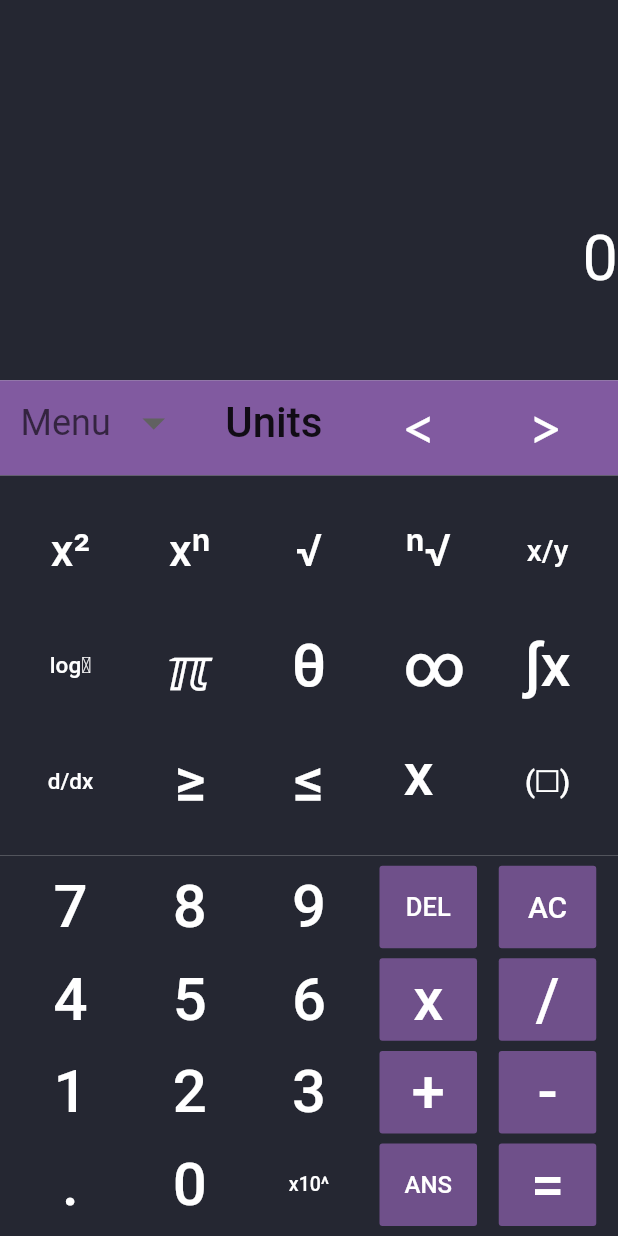
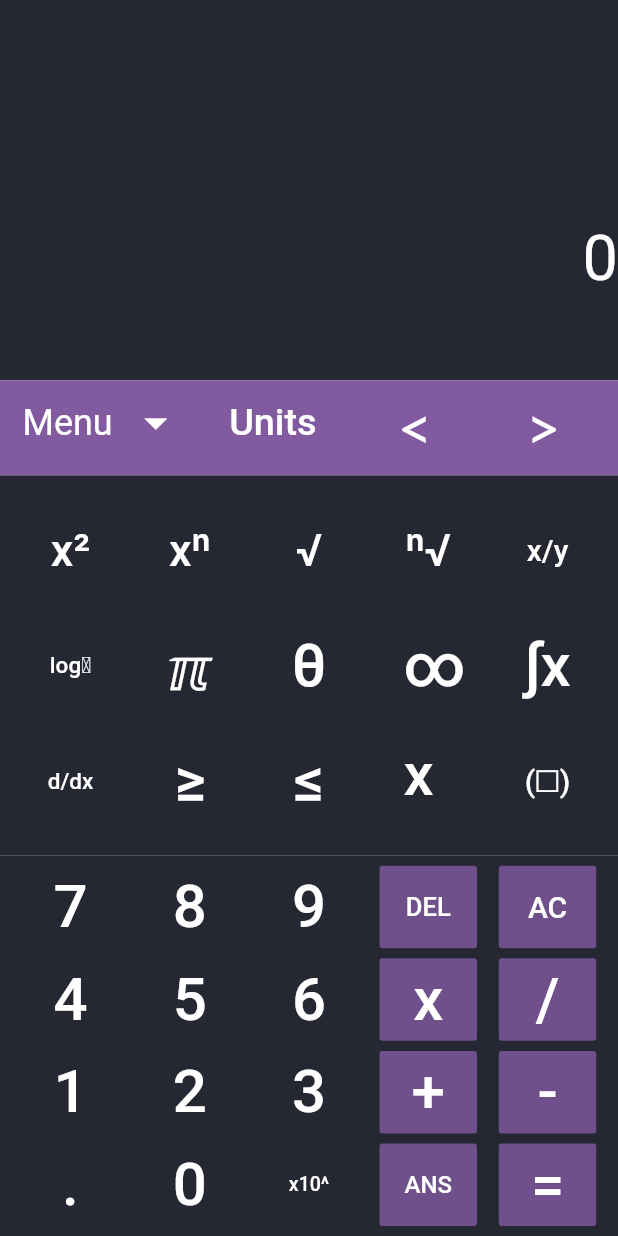
Before and after one commit to ararajs/scientific_calc, a Flutter app: the screen it shows after launch, on a phone screen of 412 x 824 dp. Run offline on Flutter 3.47's test engine with Material 2 defaults, Android fonts, the phone set to English and light mode, and no system bars; our stand-ins replace google_fonts, math_expressions; project files that could hold a hidden picture were left out.

Commit message:
some minor color changes to menu and units button

```diff
--- a/lib/main.dart
+++ b/lib/main.dart
@@ -144,7 +144,6 @@ class _HomePageState extends State<HomePage> {
                       value: _selectedText,
                       items: _dropDownItem(),
                       onChanged: (value){
-                        _selectedText=value;
                         switch(value){
                           case "Basic" :
                             Navigator.push(
@@ -160,9 +159,9 @@ class _HomePageState extends State<HomePage> {
                             break;
                         }
                       },
-                      hint: Text('Menu'),
+                      hint: Text('Menu',style: TextStyle(color: Colors.white,),textAlign: TextAlign.end,),
                       dropdownColor: Colors.white,
-                      icon: Icon(Icons.arrow_drop_down),
+                      icon: Icon(Icons.arrow_drop_down,color: Colors.white,),
                       iconSize: 36,
 
                       underline: SizedBox(),
@@ -172,7 +171,7 @@ class _HomePageState extends State<HomePage> {
                       ),
                     ),
                     FlatButton(
-                      child: Text('Units', textScaleFactor: 2,),
+                      child: Text('Units', textScaleFactor: 1.8, style: TextStyle(color: Colors.white,),),
                       onPressed: () {
                         Navigator.push(
                           context,
@@ -183,7 +182,10 @@ class _HomePageState extends State<HomePage> {
 
                     // SizedBox(width: 85.0, height: 55.0,child: FlatButton(color: Color.fromRGBO(129, 90, 160, 0.5), textColor: Colors.white, onPressed: () {}, child: Text("Menu", style: GoogleFonts.lato(fontSize: 20,),),)),
                     // SizedBox(width: 80.0, height: 55.0,child: FlatButton(color: Color.fromRGBO(129, 90, 160, 0.5), textColor: Colors.white, onPressed: () {}, child: Text("Units", style: GoogleFonts.lato(fontSize: 20,),),)),
-                    SizedBox(width: 70.0, height: 55.0,child: FlatButton(color: Color.fromRGBO(129, 90, 160, 0.5), textColor: Colors.white, onPressed: () {}, child: Text("<", style: GoogleFonts.lato(fontSize: 40,),),)),
+                    SizedBox(width: 70.0, height: 55.0,
+                        child: FlatButton(color: Color.fromRGBO(129, 90, 160, 0.5),
+                          textColor: Colors.white, onPressed: () {},
+                          child: Text("<", style: GoogleFonts.lato(fontSize: 40,),),)),
                     SizedBox(width: 70.0, height: 55.0,child: FlatButton(color: Color.fromRGBO(129, 90, 160, 0.5), textColor: Colors.white, onPressed: () {}, child: Text(">", style: GoogleFonts.lato(fontSize: 40,),),)),
                   ],
                 ),
```
